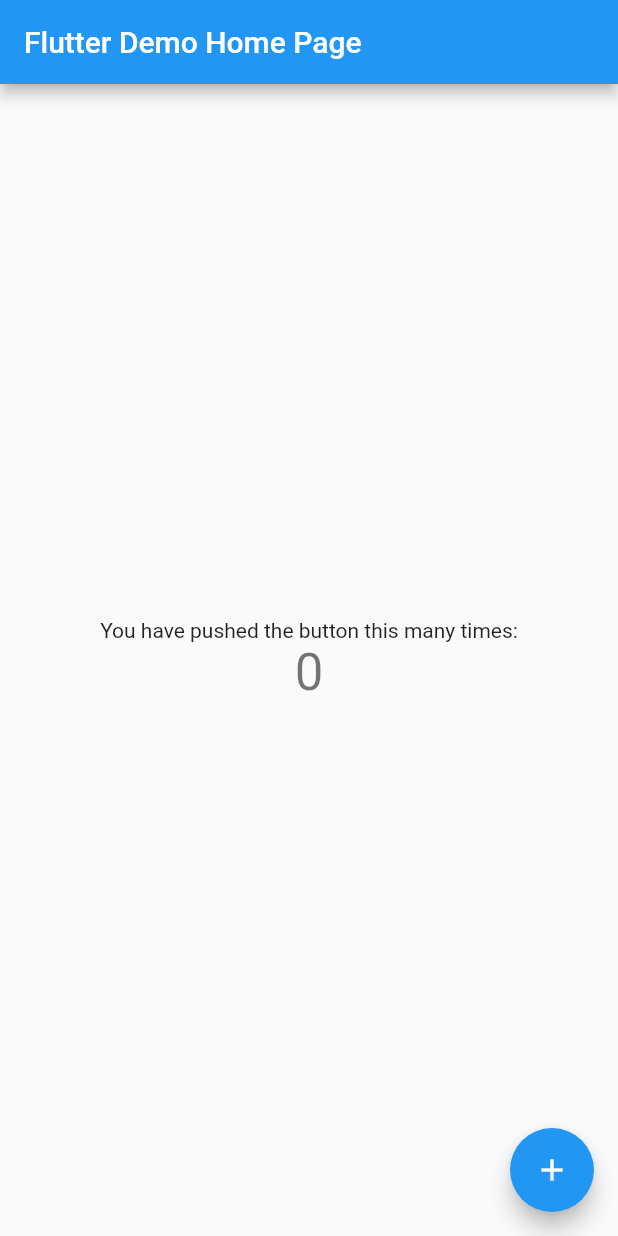
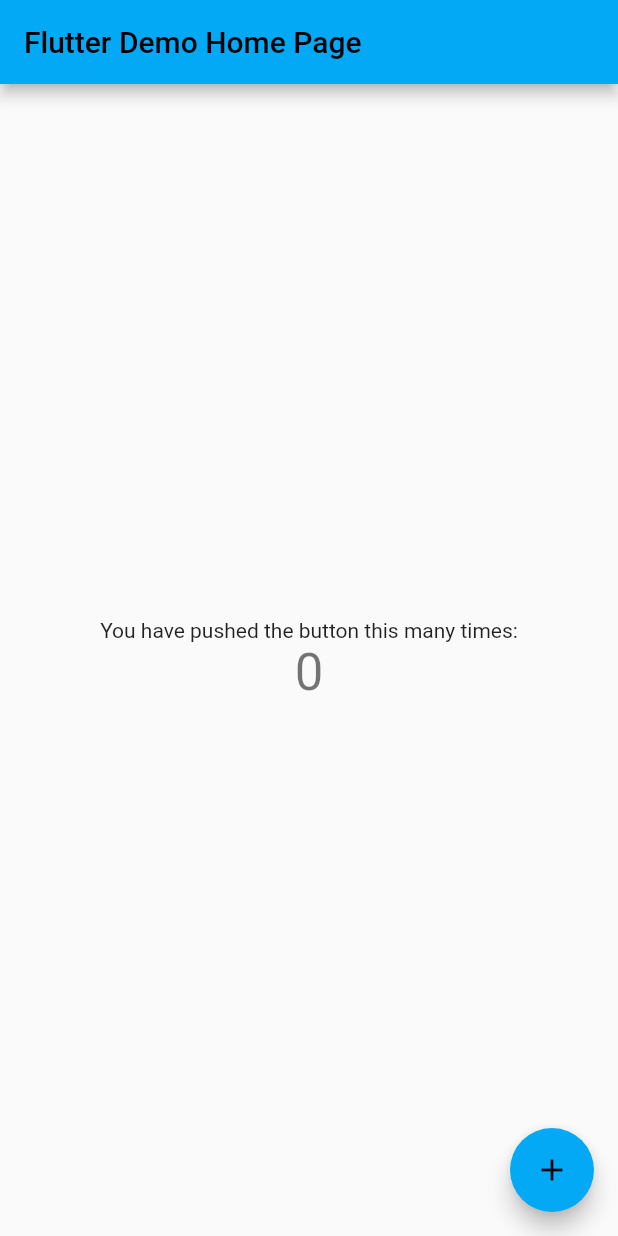
Before and after one commit to iremtekinn/GitLessonAPP, a Flutter app: the screen it shows after launch, on a phone screen of 412 x 824 dp. Run offline on Flutter 3.47's test engine with Material 2 defaults, Android fonts, the phone set to English and light mode, and no system bars.

Commit message:
title update

```diff
--- a/lib/main.dart
+++ b/lib/main.dart
@@ -22,7 +22,7 @@ class MyApp extends StatelessWidget {
         // or simply save your changes to "hot reload" in a Flutter IDE).
         // Notice that the counter didn't reset back to zero; the application
         // is not restarted.
-        primarySwatch: Colors.blue,
+        primarySwatch: Colors.lightBlue,
       ),
       home: const MyHomePage(title: 'Flutter Demo Home Page'),
     );
```
